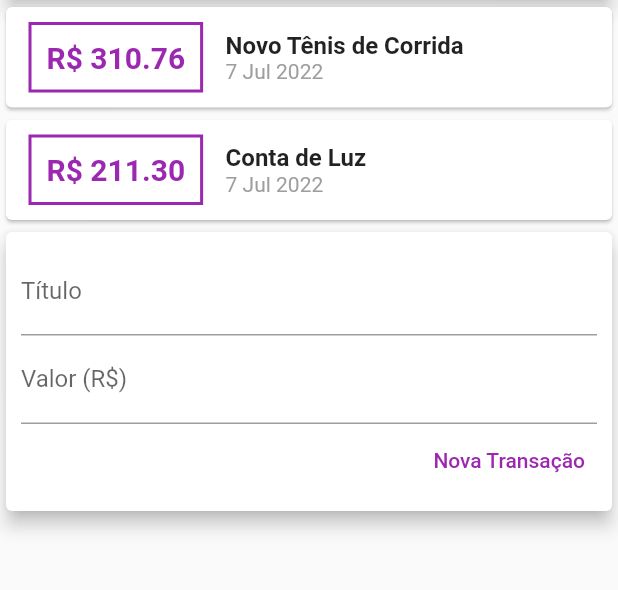
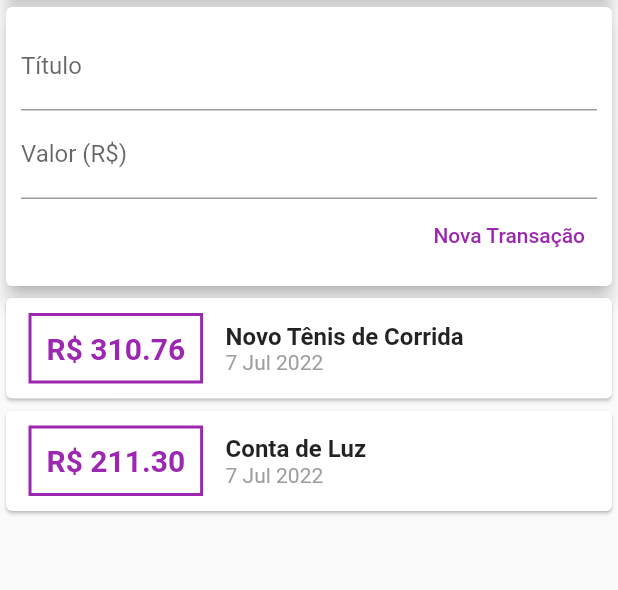
Before and after one commit to CodeAkio/expenses_flutter, a Flutter app: the screen it shows after launch, on a phone screen of 412 x 824 dp, the part 119-709 px from its top. Run offline on Flutter 3.47's test engine with Material 2 defaults, Android fonts, the phone set to English and light mode, and no system bars.

Commit message:
Use list view for transactions

```diff
--- a/lib/components/transaction_list.dart
+++ b/lib/components/transaction_list.dart
@@ -10,8 +10,13 @@ class TransactionList extends StatelessWidget {
 
   @override
   Widget build(BuildContext context) {
-    return Column(
-      children: transactions.map((tr) {
+    return Container(
+      height: 300,
+      child: ListView.builder(
+        itemCount: transactions.length,
+        itemBuilder: (ctx, index) {
+          final tr = transactions[index];
+
           return Card(
             child: Row(
               children: [
@@ -33,7 +38,8 @@ class TransactionList extends StatelessWidget {
                   children: [
                     Text(
                       tr.title,
-                    style: TextStyle(fontSize: 16, fontWeight: FontWeight.bold),
+                      style:
+                          TextStyle(fontSize: 16, fontWeight: FontWeight.bold),
                     ),
                     Text(
                       DateFormat('d MMM y').format(tr.date),
@@ -44,7 +50,8 @@ class TransactionList extends StatelessWidget {
               ],
             ),
           );
-      }).toList(),
+        },
+      ),
     );
   }
 }
--- a/lib/components/transaction_user.dart
+++ b/lib/components/transaction_user.dart
@@ -32,8 +32,8 @@ class _TransactionUserState extends State<TransactionUser> {
   Widget build(BuildContext context) {
     return Column(
       children: [
+        TransactionForm(onSubmit: _addTransaction),
         TransactionList(transactions: _transactions),
-        TransactionForm(onSubmit: _addTransaction),
       ],
     );
   }
--- a/lib/main.dart
+++ b/lib/main.dart
@@ -23,7 +23,8 @@ class MyHomePage extends StatelessWidget {
       appBar: AppBar(
         title: const Text('Despesas Pessoais'),
       ),
-      body: Column(
+      body: SingleChildScrollView(
+        child: Column(
           crossAxisAlignment: CrossAxisAlignment.stretch,
           children: [
             Container(
@@ -37,6 +38,7 @@ class MyHomePage extends StatelessWidget {
             TransactionUser(),
           ],
         ),
+      ),
     );
   }
 }
```
Lines whose indentation alone changed are shown as unchanged.
